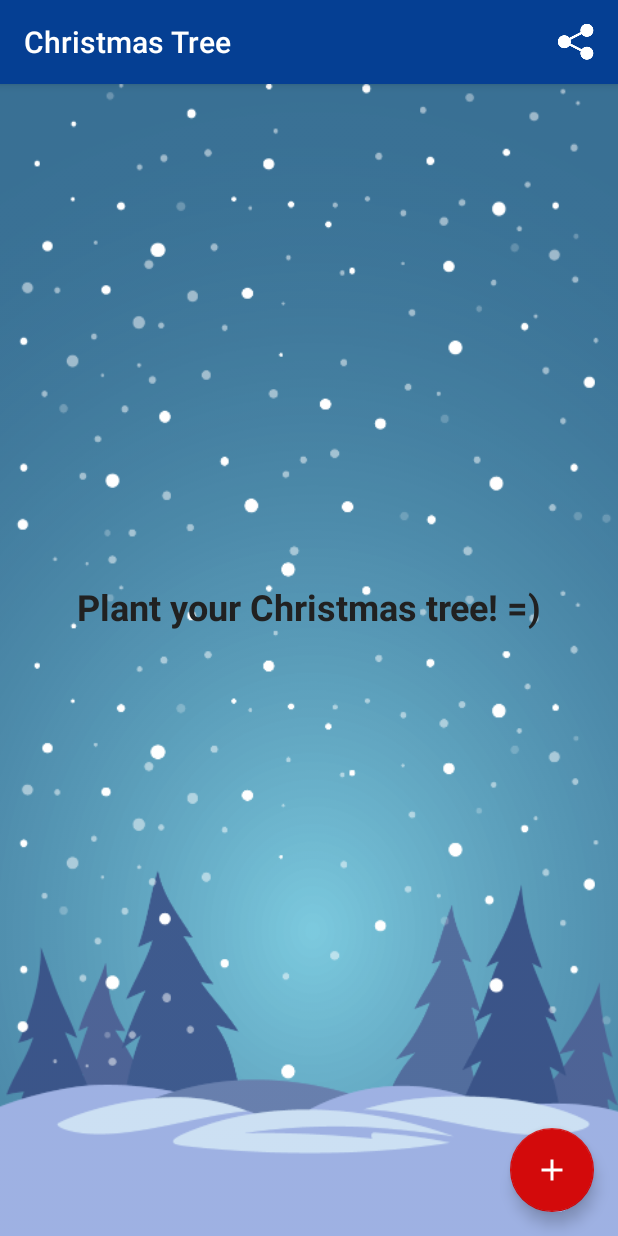
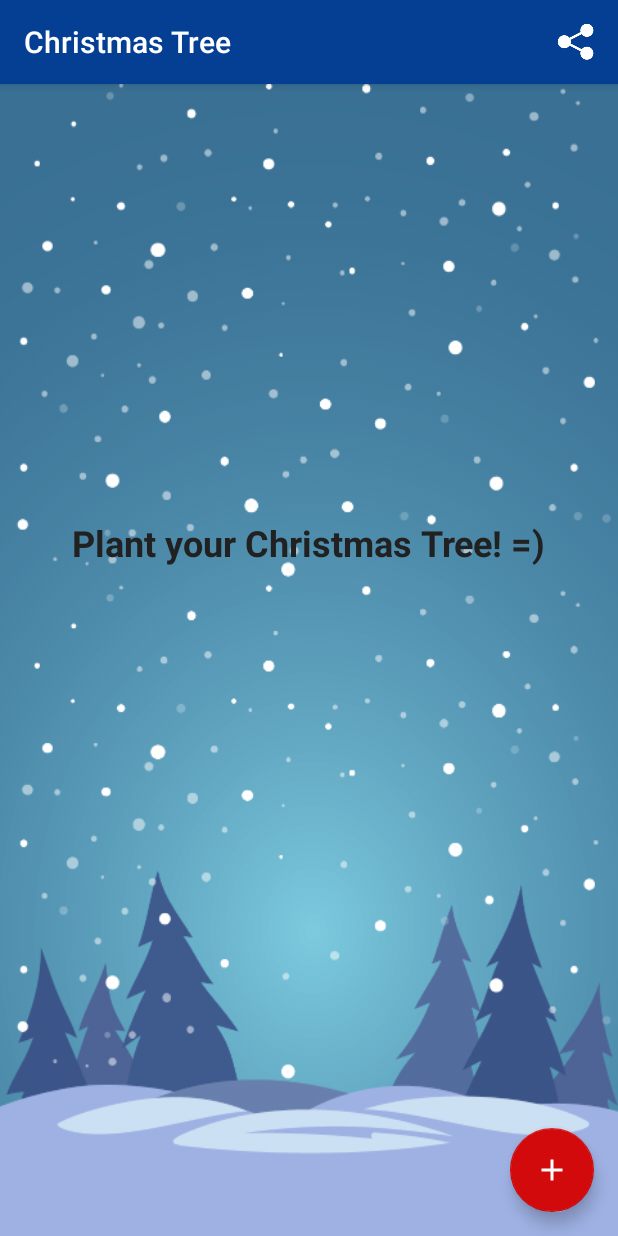
Before and after one commit to Meliai/ChristmasTree, an Android app: the screen it shows after launch (ChristmasTreeActivity), on a phone screen of 412 x 824 dp. Run offline under Robolectric (Android 15) with nearby library versions, the phone set to English and light mode, and no system bars; libraries missing offline, so code that uses them is left out: com.crashlytics.android, io.fabric.sdk; 1 statement that could not run was skipped.

Commit message:
published v1

```diff
--- a/app/build.gradle
+++ b/app/build.gradle
@@ -22,8 +22,8 @@ android {
         applicationId "com.rudainc.christmastree"
         minSdkVersion 21
         targetSdkVersion 26
-        versionCode 1
-        versionName "1.0"
+        versionCode 2
+        versionName "1.1"
         testInstrumentationRunner "android.support.test.runner.AndroidJUnitRunner"
     }
     buildTypes {
--- a/app/src/main/java/com/rudainc/christmastree/ui/ChristmasTreeActivity.java
+++ b/app/src/main/java/com/rudainc/christmastree/ui/ChristmasTreeActivity.java
@@ -9,7 +9,6 @@ import android.support.v4.app.LoaderManager;
 import android.support.v4.content.CursorLoader;
 import android.support.v4.content.Loader;
 import android.support.v7.app.AppCompatActivity;
-import android.util.Log;
 import android.view.Menu;
 import android.view.MenuInflater;
 import android.view.MenuItem;
@@ -146,9 +145,9 @@ public class ChristmasTreeActivity extends AppCompatActivity
         switch (item.getItemId()) {
             case R.id.share:
                 Answers.getInstance().logShare(new ShareEvent());
-                Intent intent = new Intent(Intent.ACTION_SEND);
+                Intent intent =  new Intent(Intent.ACTION_SEND);
                 intent.setType("text/plain");
-                String app_link = "";
+                String app_link = "https://play.google.com/store/apps/details?id=com.rudainc.christmastree";
                 intent.putExtra(Intent.EXTRA_TEXT, getString(R.string.share_text) + app_link);
                 startActivity(Intent.createChooser(intent, "Share with"));
                 break;
--- a/app/src/main/res/drawable/arrow_back_white.xml
+++ /dev/null
@@ -1,9 +0,0 @@
-<vector xmlns:android="http://schemas.android.com/apk/res/android"
-        android:width="24dp"
-        android:height="24dp"
-        android:viewportWidth="24.0"
-        android:viewportHeight="24.0">
-    <path
-        android:fillColor="#FFFFFF"
-        android:pathData="M20,11H7.83l5.59,-5.59L12,4l-8,8 8,8 1.41,-1.41L7.83,13H20v-2z"/>
-</vector>
--- a/app/src/main/res/layout/activity_christmas_tree.xml
+++ b/app/src/main/res/layout/activity_christmas_tree.xml
@@ -29,11 +29,12 @@
         android:id="@+id/plant_age"
         android:layout_width="wrap_content"
         android:layout_height="wrap_content"
+        app:layout_constraintBottom_toTopOf="parent"
+        app:layout_constraintLeft_toLeftOf="parent"
         app:layout_constraintRight_toLeftOf="@+id/water_meter"
         app:layout_constraintTop_toTopOf="parent"
-        app:layout_constraintBottom_toTopOf="parent"
-        app:layout_constraintVertical_bias="0.1"
-        app:layout_constraintLeft_toLeftOf="parent">
+        app:layout_constraintVertical_bias="0.1">
+
         <include layout="@layout/plant_age" />
     </RelativeLayout>
 
@@ -41,24 +42,25 @@
         android:id="@+id/tv_since"
         android:layout_width="wrap_content"
         android:layout_height="wrap_content"
+        android:layout_margin="4dp"
+        android:text="@string/since_planted"
+        android:textColor="@color/icons"
         android:textSize="12sp"
-        android:layout_margin="4dp"
-        app:layout_constraintTop_toBottomOf="@id/plant_age"
         app:layout_constraintLeft_toLeftOf="@id/plant_age"
         app:layout_constraintRight_toRightOf="@id/plant_age"
-        android:text="@string/since_planted"
-        android:textColor="@color/icons"/>
+        app:layout_constraintTop_toBottomOf="@id/plant_age" />
 
 
     <RelativeLayout
         android:id="@+id/water_meter"
         android:layout_width="wrap_content"
         android:layout_height="wrap_content"
+        app:layout_constraintBottom_toTopOf="parent"
+        app:layout_constraintLeft_toRightOf="@+id/plant_age"
+        app:layout_constraintRight_toRightOf="parent"
         app:layout_constraintTop_toTopOf="parent"
-        app:layout_constraintBottom_toTopOf="parent"
-        app:layout_constraintVertical_bias="0.1"
-        app:layout_constraintLeft_toRightOf="@+id/plant_age"
-        app:layout_constraintRight_toRightOf="parent">
+        app:layout_constraintVertical_bias="0.1">
+
         <include layout="@layout/water_meter" />
     </RelativeLayout>
 
@@ -66,43 +68,42 @@
         android:id="@+id/tv_water"
         android:layout_width="wrap_content"
         android:layout_height="wrap_content"
+        android:layout_margin="4dp"
+        android:text="@string/since_watered"
+        android:textColor="@color/icons"
         android:textSize="12sp"
-        android:layout_margin="4dp"
-        app:layout_constraintTop_toBottomOf="@id/water_meter"
         app:layout_constraintLeft_toLeftOf="@id/water_meter"
         app:layout_constraintRight_toRightOf="@id/water_meter"
-        android:text="@string/since_watered"
-        android:textColor="@color/icons"/>
-
+        app:layout_constraintTop_toBottomOf="@id/water_meter" />
 
 
     <ImageView
-        android:layout_marginTop="16dp"
         android:id="@+id/ivTree"
         android:layout_width="wrap_content"
         android:layout_height="wrap_content"
+        android:layout_marginBottom="8dp"
+        android:layout_marginTop="16dp"
+        app:layout_constraintBottom_toBottomOf="parent"
         app:layout_constraintLeft_toLeftOf="parent"
         app:layout_constraintRight_toRightOf="parent"
         app:layout_constraintTop_toTopOf="parent"
         app:layout_constraintVertical_bias="0.8"
-        tools:src="@drawable/tree_1"
-        app:layout_constraintBottom_toBottomOf="parent"
-        android:layout_marginBottom="8dp" />
+        tools:src="@drawable/tree_1" />
 
     <TextView
-        android:layout_margin="16dp"
         android:id="@+id/tvPlant"
         android:layout_width="wrap_content"
         android:layout_height="wrap_content"
+        android:layout_margin="16dp"
+        android:layout_marginBottom="8dp"
         android:text="@string/plant_tree"
-        app:layout_constraintBottom_toTopOf="@+id/water_button"
+        android:textColor="@color/icons"
+        android:textSize="24sp"
+        android:textStyle="bold"
+        app:layout_constraintBottom_toBottomOf="@+id/ivTree"
         app:layout_constraintLeft_toLeftOf="parent"
         app:layout_constraintRight_toRightOf="parent"
-        app:layout_constraintTop_toTopOf="parent"
-        android:textStyle="bold"
-        android:textColor="@color/icons"
-        android:textSize="24sp"
-        />
+        app:layout_constraintTop_toTopOf="parent" />
 
 
     <android.support.design.widget.FloatingActionButton
@@ -112,10 +113,10 @@
         android:layout_margin="@dimen/fab_margin"
         android:onClick="onPlantButtonClick"
         android:src="@drawable/add_white"
+        android:visibility="invisible"
         app:fabSize="auto"
         app:layout_constraintBottom_toBottomOf="parent"
-        app:layout_constraintRight_toRightOf="parent"
-        android:visibility="invisible"/>
+        app:layout_constraintRight_toRightOf="parent" />
 
     <android.support.design.widget.FloatingActionButton
         android:id="@+id/water_button"
@@ -124,10 +125,10 @@
         android:layout_margin="@dimen/fab_margin"
         android:onClick="onWaterButtonClick"
         android:src="@drawable/water_drop_white"
+        android:visibility="invisible"
         app:fabSize="auto"
         app:layout_constraintBottom_toBottomOf="parent"
-        app:layout_constraintLeft_toLeftOf="parent"
-        android:visibility="invisible"/>
+        app:layout_constraintRight_toRightOf="parent" />
 
     <android.support.design.widget.FloatingActionButton
         android:id="@+id/reset_button"
@@ -136,9 +137,9 @@
         android:layout_margin="@dimen/fab_margin"
         android:onClick="onCutButtonClick"
         android:src="@drawable/cut_white"
+        android:visibility="invisible"
         app:fabSize="auto"
         app:layout_constraintBottom_toBottomOf="parent"
-        app:layout_constraintRight_toRightOf="parent"
-        android:visibility="invisible"/>
+        app:layout_constraintLeft_toLeftOf="parent" />
 
 </android.support.constraint.ConstraintLayout>
--- a/app/src/main/res/values/strings.xml
+++ b/app/src/main/res/values/strings.xml
@@ -9,6 +9,6 @@
     <string name="since_watered">Since watered</string>
     <string name="empty_view_text">Garden is empty!</string>
     <string name="share">Share</string>
-    <string name="share_text">Raise your own Christmas tree with app</string>
-    <string name="plant_tree">Plant your Christmas tree! =)</string>
+    <string name="share_text">Grow the Christmas Tree and decorate your mobile screen with widget via app\n</string>
+    <string name="plant_tree">Plant your Christmas Tree! =)</string>
 </resources>
--- a/app/src/main/res/xml/plant_widget_info.xml
+++ b/app/src/main/res/xml/plant_widget_info.xml
@@ -20,7 +20,7 @@
     android:initialLayout="@layout/plant_widget"
     android:minHeight="150dp"
     android:minWidth="100dp"
-    android:previewImage="@drawable/launcher_icon"
+    android:previewImage="@drawable/tree_1"
     android:resizeMode="horizontal|vertical"
     android:updatePeriodMillis="1800000"
     android:widgetCategory="home_screen" />
```
Also changed, not shown: app/src/main/res/mipmap-hdpi/ic_launcher.png, app/src/main/res/mipmap-mdpi/ic_launcher.png, app/src/main/res/mipmap-xhdpi/ic_launcher.png, app/src/main/res/mipmap-xxhdpi/ic_launcher.png, app/src/main/res/mipmap-xxxhdpi/ic_launcher.png.
